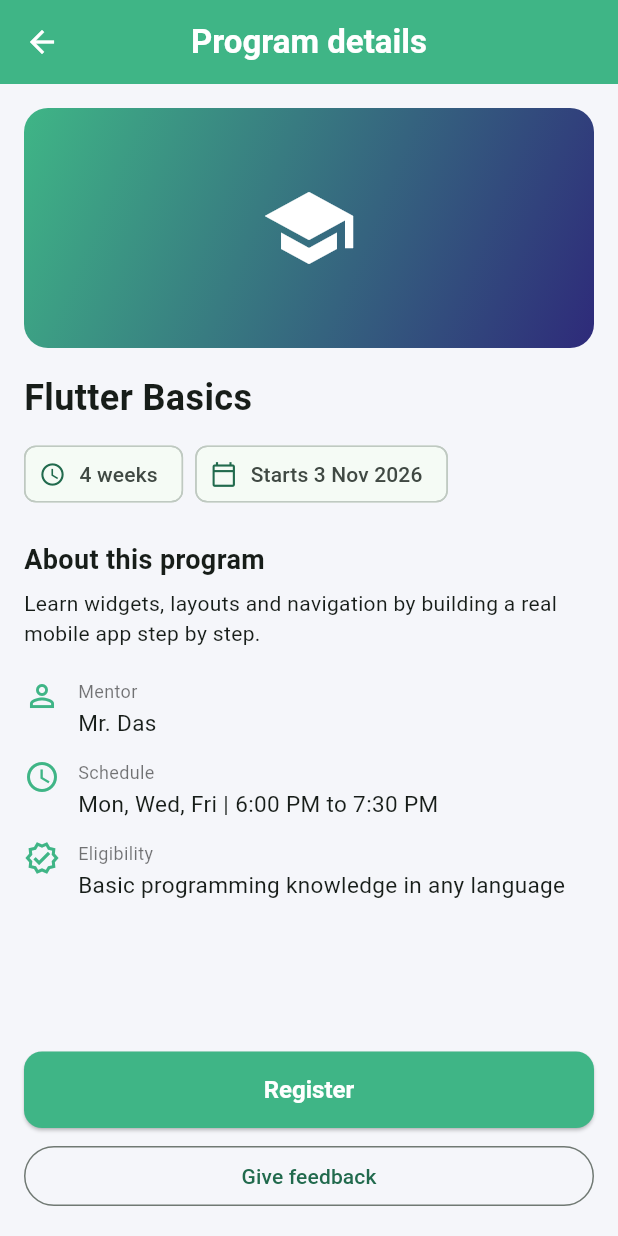
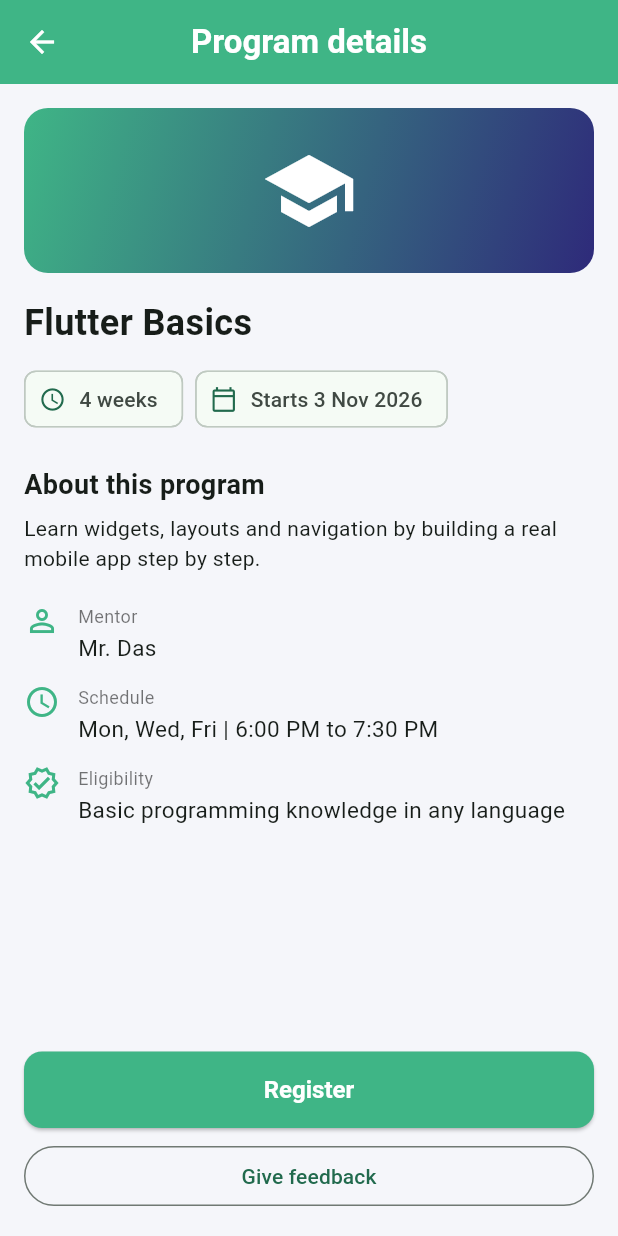
Before and after one commit to akashdebnath-alt/flutter_program_app, a Flutter app: the ProgramDetailsScreen screen opened directly with sample values from the repository, on a phone screen of 412 x 824 dp. Run offline on Flutter 3.47's test engine with Material 3 defaults, Android fonts, the phone set to English and light mode, and no system bars.

```diff
--- a/lib/screens/program_details_screen.dart
+++ b/lib/screens/program_details_screen.dart
@@ -28,7 +28,7 @@ class ProgramDetailsScreen extends StatelessWidget {
                 children: [
                   // Banner placeholder (from the wireframe)
                   Container(
-                    height: 160,
+                    height: 110,
                     decoration: BoxDecoration(
                       borderRadius: BorderRadius.circular(16),
                       gradient: const LinearGradient(
```
Also changed, not shown: 8 other files.
